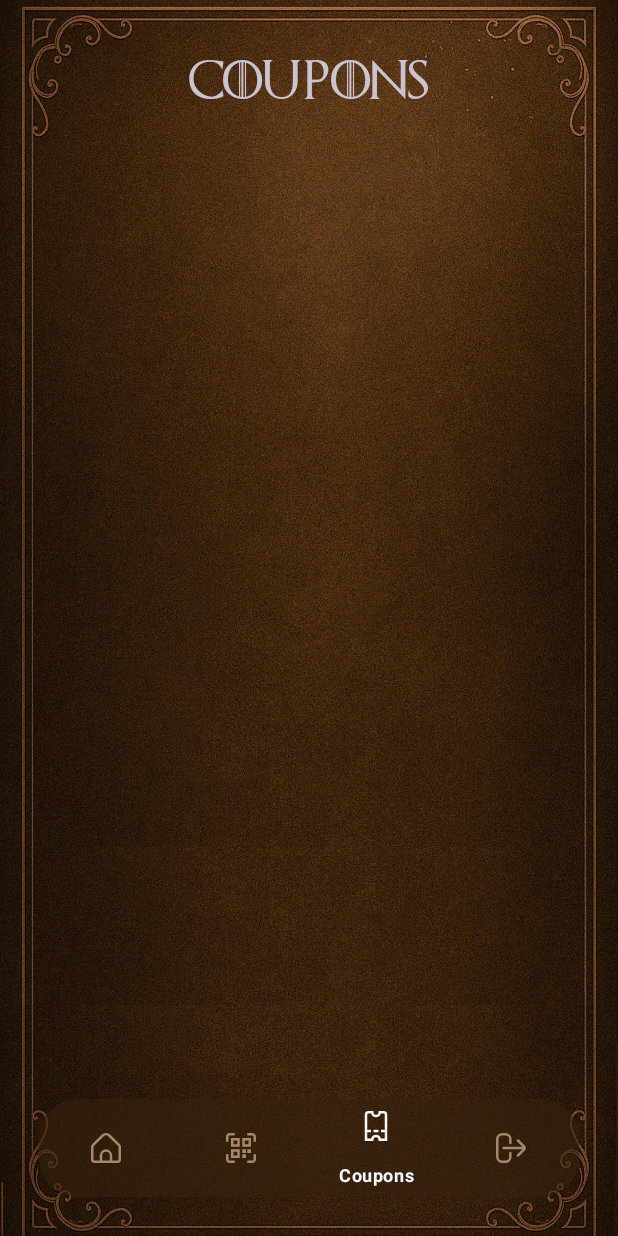
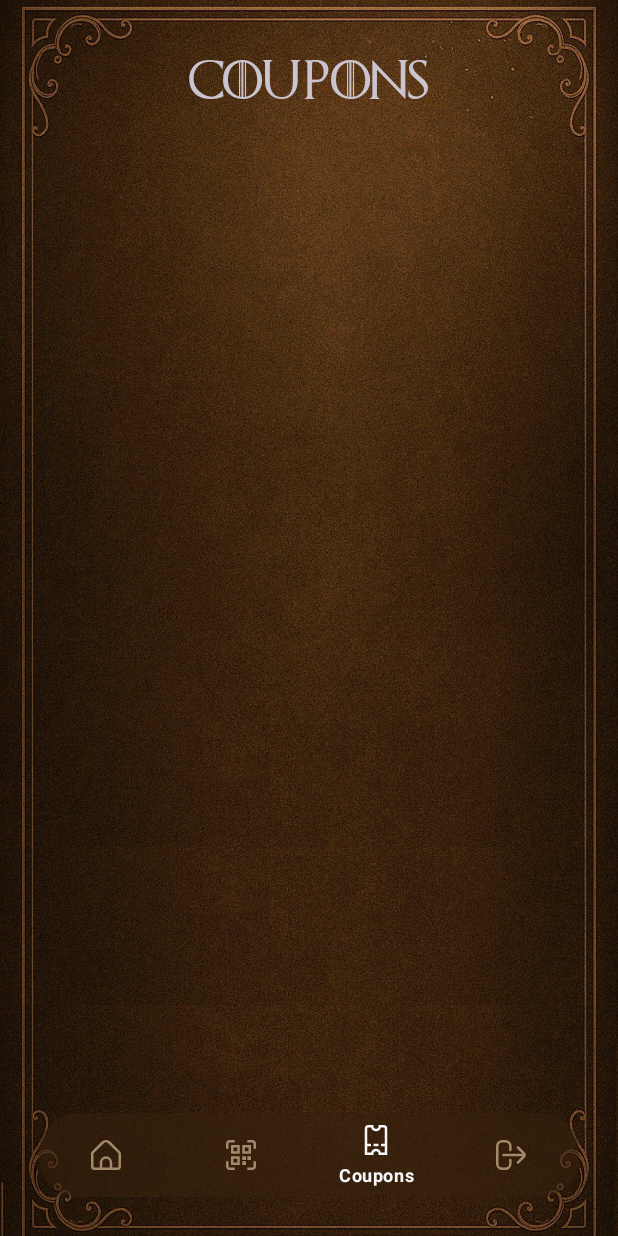
Before and after one commit to ManavPatni/Prabal25, an Android app: the MainActivity screen opened directly, with no data from a screen before it, item 3 of the bottom bar chosen, on a phone screen of 412 x 824 dp. Run offline under Robolectric (Android 15) with nearby library versions, the phone set to English and light mode, and no system bars; our stand-ins replace sdp/ssp sizes; libraries missing offline, so code that uses them is left out: com.onesignal; pictures from the network do not load; Roboto replaces fonts that are not available here; 1 statement that could not run was skipped.

Commit message:
Update activity_main.xml

```diff
--- a/app/src/main/res/layout/activity_main.xml
+++ b/app/src/main/res/layout/activity_main.xml
@@ -19,7 +19,7 @@
     <com.google.android.material.bottomnavigation.BottomNavigationView
         android:id="@+id/bottom_navigation"
         android:layout_width="match_parent"
-        android:layout_height="@dimen/_50sdp"
+        android:layout_height="wrap_content"
         android:layout_marginStart="@dimen/_20sdp"
         android:layout_marginEnd="@dimen/_20sdp"
         android:layout_marginBottom="@dimen/_20sdp"
```
